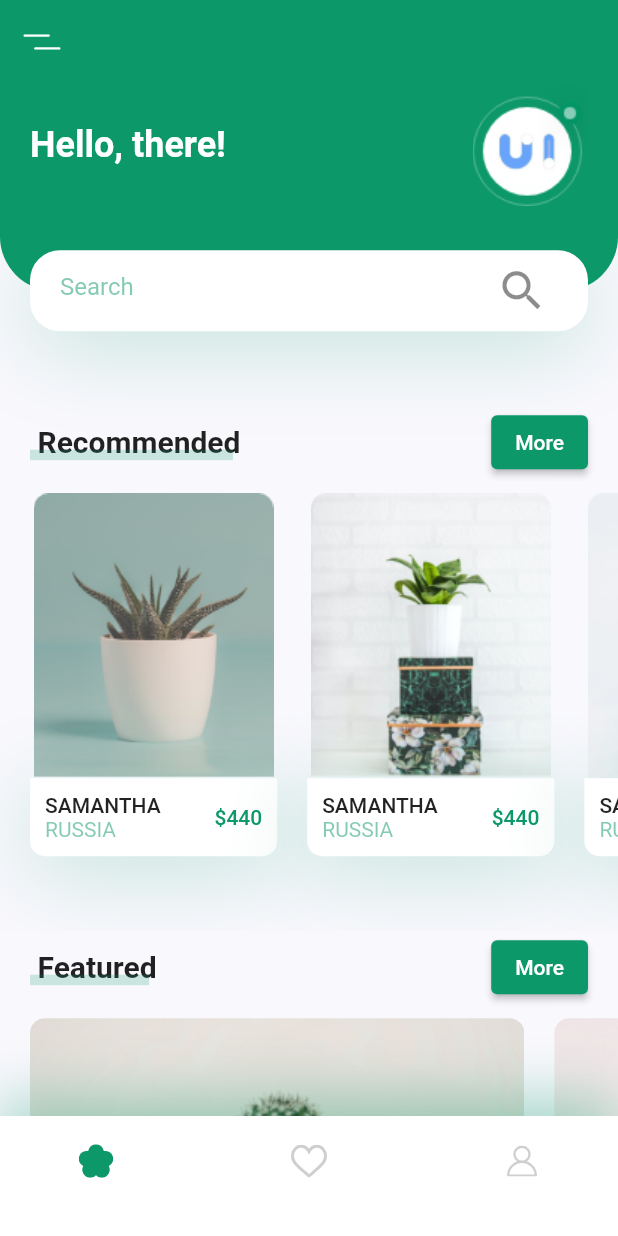
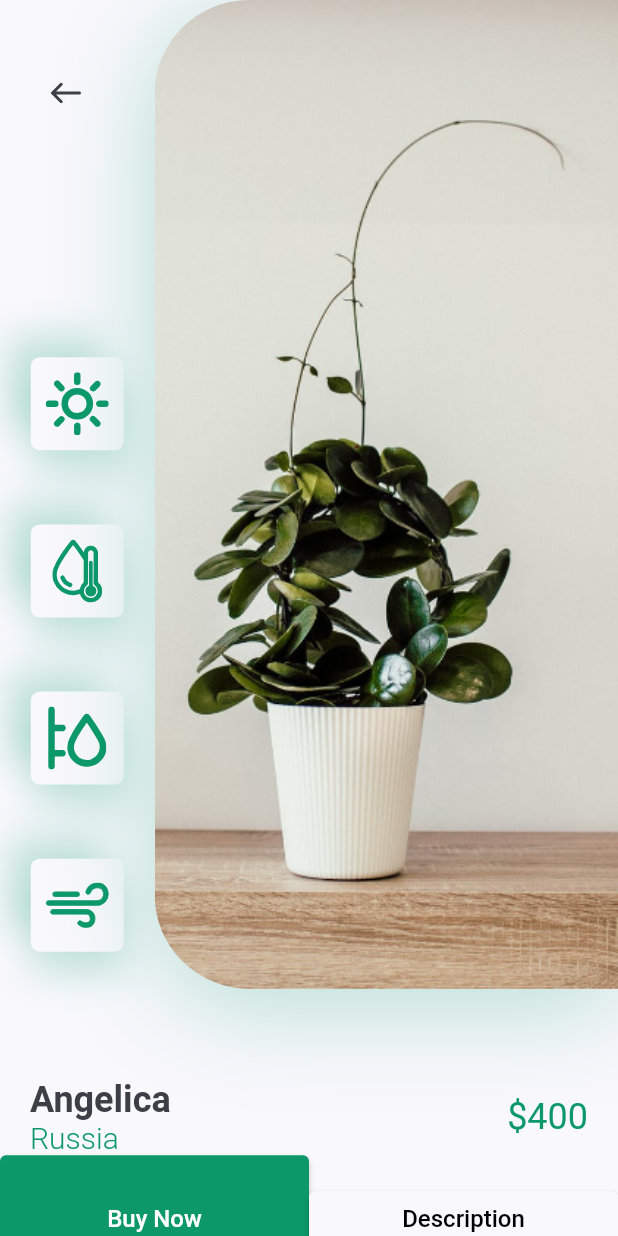
Before and after one commit to BrunoMazzocchi/flutter_plant, a Flutter app: the screen it shows after launch, after a tap on an icon or button, on a phone screen of 412 x 824 dp. Run offline on Flutter 3.47's test engine with Material 2 defaults, Android fonts, the phone set to English and light mode, and no system bars; our stand-ins replace flutter_svg.

Commit message:
Details page and components

```diff
--- /dev/null
+++ b/lib/screens/details/components/body.dart
@@ -0,0 +1,63 @@
+import 'package:flutter/material.dart';
+import 'package:flutter_plant/constants.dart';
+import 'package:flutter_plant/screens/details/components/title_and_price.dart';
+
+import 'image_and_icons_card.dart';
+
+class Body extends StatelessWidget {
+  const Body({Key? key}) : super(key: key);
+
+  @override
+  Widget build(BuildContext context) {
+    Size size = MediaQuery.of(context).size;
+
+    return SingleChildScrollView(
+      child: Column(
+        children: [
+          ImageAndIconsCard(size: size),
+          const TitleAndPrice(
+            title: 'Angelica',
+            country: 'Russia',
+            price: 400,
+          ),
+          Row(
+            children: [
+              SizedBox(
+                width: size.width / 2,
+                height: 84,
+                child: ElevatedButton(
+                  onPressed: () {},
+                  child: const Text(
+                    "Buy Now",
+                    style: TextStyle(
+                      color: Colors.white,
+                      fontSize: 16
+                    ),
+                  ),
+                ),
+              ),
+              Expanded(
+                child: ElevatedButton(
+                  style: ElevatedButton.styleFrom(
+                    backgroundColor: kBackgroundColor,
+                  ),
+                  onPressed: () {},
+                  child: const Text(
+                    "Description",
+                    style: TextStyle(
+                        color: Colors.black,
+                        fontSize: 16
+                    ),
+                  ),
+                ),
+              ),
+              const SizedBox(
+                height: kDefaultPadding * 2,
+              )
+            ],
+          )
+        ],
+      ),
+    );
+  }
+}
--- /dev/null
+++ b/lib/screens/details/components/icon_card.dart
@@ -0,0 +1,39 @@
+import 'package:flutter/material.dart';
+import 'package:flutter_svg/svg.dart';
+
+import '../../../constants.dart';
+
+class IconCard extends StatelessWidget {
+  const IconCard({Key? key, required this.image}) : super(key: key);
+
+
+  final String image;
+
+  @override
+  Widget build(BuildContext context) {
+    final size = MediaQuery.of(context).size;
+    return Container(
+      padding: const EdgeInsets.all(kDefaultPadding / 2),
+      margin: EdgeInsets.symmetric(vertical: size.height * 0.03),
+      height: 62,
+      width: 62,
+      decoration: BoxDecoration(
+          color: kBackgroundColor,
+          borderRadius: BorderRadius.circular(6),
+          boxShadow: [
+            BoxShadow(
+                offset: const Offset(0, 15),
+                blurRadius: 22,
+                color: kPrimaryColor.withOpacity(0.22)
+            ),
+            BoxShadow(
+                offset: const Offset(-15, -15),
+                blurRadius: 20,
+                color: kPrimaryColor.withOpacity(0.22)
+            )
+          ]
+      ),
+      child: SvgPicture.asset(image),
+    );
+  }
+}
--- /dev/null
+++ b/lib/screens/details/components/image_and_icons_card.dart
@@ -0,0 +1,74 @@
+import 'package:flutter/material.dart';
+import 'package:flutter_svg/svg.dart';
+
+import '../../../constants.dart';
+import 'icon_card.dart';
+
+class ImageAndIconsCard extends StatelessWidget {
+  const ImageAndIconsCard({Key? key, required this.size}) : super(key: key);
+
+  final Size size;
+
+  @override
+  Widget build(BuildContext context) {
+    return Padding(
+      padding: const EdgeInsets.only(bottom: kDefaultPadding * 3),
+      child:  SizedBox(
+        height: size.height * 0.8,
+        child: Row(
+          children: [
+            Expanded(
+              child: Padding(
+                padding: const EdgeInsets.symmetric(horizontal: kDefaultPadding),
+                child: Column(
+                  children: [
+                    Align(
+                      alignment: Alignment.topLeft,
+                      child: IconButton(
+                        padding: const EdgeInsets.only(
+                          left: kDefaultPadding / 2,
+                          right: kDefaultPadding / 2,
+                          top: kDefaultPadding * 2.5,
+                        ),
+                        icon: SvgPicture.asset("assets/icons/back_arrow.svg"),
+                        onPressed: () {
+                          Navigator.pop(context);
+                        },
+                      ),
+                    ),
+                    const Spacer(),
+                    const IconCard(image: "assets/icons/sun.svg"),
+                    const IconCard(image: "assets/icons/icon_2.svg"),
+                    const IconCard(image: "assets/icons/icon_3.svg"),
+                    const IconCard(image: "assets/icons/icon_4.svg"),
+                  ],
+                ),
+              ),
+            ),
+            Container(
+              height: size.height * 0.8,
+              width: size.width * 0.75,
+              decoration: BoxDecoration(
+                borderRadius: const BorderRadius.only(
+                  bottomLeft: Radius.circular(63),
+                  topLeft: Radius.circular(63),
+                ),
+                boxShadow: [
+                  BoxShadow(
+                      offset: const Offset(0, 10),
+                      blurRadius: 60,
+                      color: kPrimaryColor.withOpacity(0.29))
+                ],
+                image: const DecorationImage(
+                  alignment: Alignment.centerLeft,
+                  fit: BoxFit.cover,
+                  image: AssetImage("assets/images/img.png"),
+                ),
+              ),
+            )
+          ],
+        ),
+      ),
+    );
+  }
+}
--- /dev/null
+++ b/lib/screens/details/components/title_and_price.dart
@@ -0,0 +1,48 @@
+import 'package:flutter/material.dart';
+
+import '../../../constants.dart';
+
+class TitleAndPrice extends StatelessWidget {
+  const TitleAndPrice({Key? key, required this.title, required this.country, required this.price}) : super(key: key);
+
+  final String title, country;
+  final int price;
+
+
+  @override
+  Widget build(BuildContext context) {
+    return Padding(
+      padding: const EdgeInsets.symmetric(horizontal: kDefaultPadding),
+      child: Row(
+        children: [
+          RichText(
+            text: TextSpan(
+              children: [
+                TextSpan(
+                    text: "$title\n",
+                    style: Theme.of(context)
+                        .textTheme
+                        .headlineSmall
+                        ?.copyWith(
+                        color: kTextColor,
+                        fontWeight: FontWeight.bold)),
+                 TextSpan(
+                    text: country,
+                    style: const TextStyle(
+                      fontSize: 20,
+                      color: kPrimaryColor,
+                      fontWeight: FontWeight.w300,
+                    )),
+              ],
+            ),
+          ),
+          const Spacer(),
+          Text("\$$price",
+            style: Theme.of(context).textTheme.headlineSmall?.copyWith(
+                color: kPrimaryColor
+            ),)
+        ],
+      ),
+    );
+  }
+}
--- /dev/null
+++ b/lib/screens/details/details_screenn.dart
@@ -0,0 +1,14 @@
+import 'package:flutter/material.dart';
+
+import 'components/body.dart';
+
+class DetailsScreen extends StatelessWidget {
+  const DetailsScreen({Key? key}) : super(key: key);
+
+  @override
+  Widget build(BuildContext context) {
+    return const Scaffold(
+      body: Body()
+    );
+  }
+}
--- a/lib/screens/home/components/featured_plants.dart
+++ b/lib/screens/home/components/featured_plants.dart
@@ -1,5 +1,6 @@
 import 'package:flutter/material.dart';
 
+import '../../../constants.dart';
 import 'featured_plant_card.dart';
 
 class FeaturedPlants extends StatelessWidget {
@@ -8,6 +9,7 @@ class FeaturedPlants extends StatelessWidget {
   @override
   Widget build(BuildContext context) {
     return SingleChildScrollView(
+      padding: const EdgeInsets.only(right: kDefaultPadding),
       scrollDirection: Axis.horizontal,
       child: Row(
         children: [
--- a/lib/screens/home/components/recommended_plants.dart
+++ b/lib/screens/home/components/recommended_plants.dart
@@ -1,5 +1,6 @@
 import 'package:flutter/material.dart';
 import 'package:flutter_plant/constants.dart';
+import 'package:flutter_plant/screens/details/details_screenn.dart';
 import 'package:flutter_plant/screens/home/components/recommended_plant_card.dart';
 
 class RecommendedPlants extends StatelessWidget {
@@ -13,11 +14,32 @@ class RecommendedPlants extends StatelessWidget {
       child: Row(
         children: [
           RecommendedPlantCard(title: "Samantha", country: "Russia", price: 440,
-            onPress: (){}, image: "assets/images/image_1.png",),
+            onPress: (){
+            Navigator.push(
+              context,
+              MaterialPageRoute(
+                builder: (context) => const DetailsScreen()
+              )
+            );
+            }, image: "assets/images/image_1.png",),
           RecommendedPlantCard(title: "Samantha", country: "Russia", price: 440,
-            onPress: (){}, image: "assets/images/image_2.png",),
+            onPress: (){
+              Navigator.push(
+                  context,
+                  MaterialPageRoute(
+                      builder: (context) => const DetailsScreen()
+                  )
+              );
+            }, image: "assets/images/image_2.png",),
           RecommendedPlantCard(title: "Samantha", country: "Russia", price: 440,
-            onPress: (){}, image: "assets/images/image_3.png",),
+            onPress: (){
+              Navigator.push(
+                  context,
+                  MaterialPageRoute(
+                      builder: (context) => const DetailsScreen()
+                  )
+              );
+            }, image: "assets/images/image_3.png",),
         ],
       ),
     );
```
Also changed, not shown: 1 other file.
